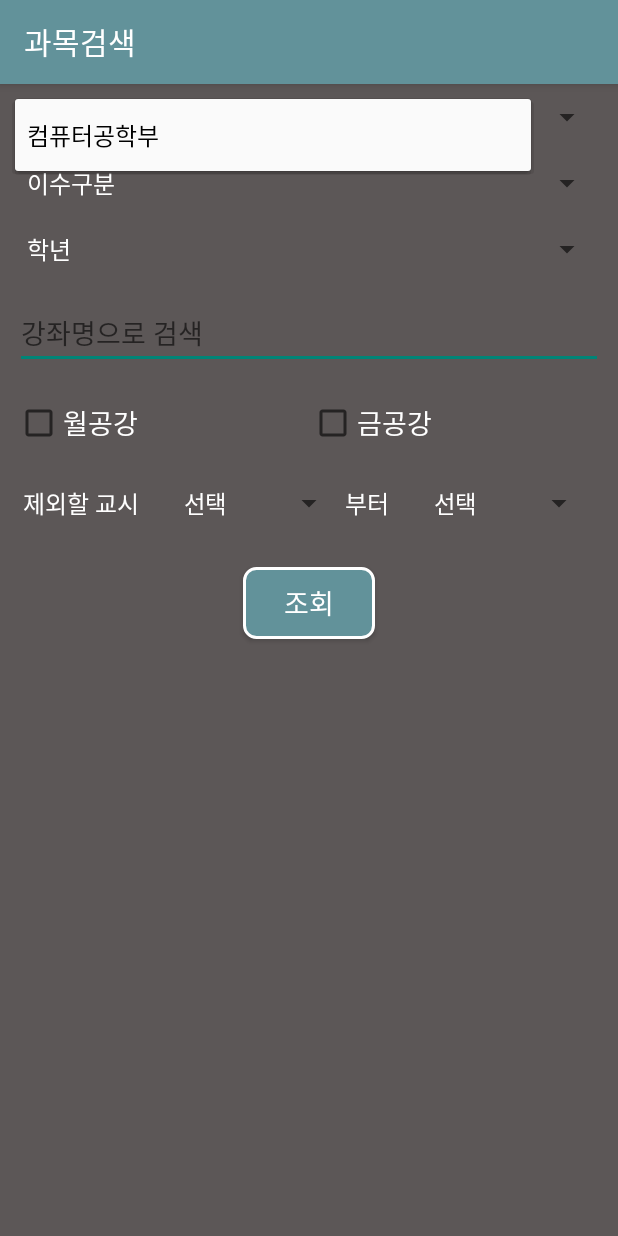
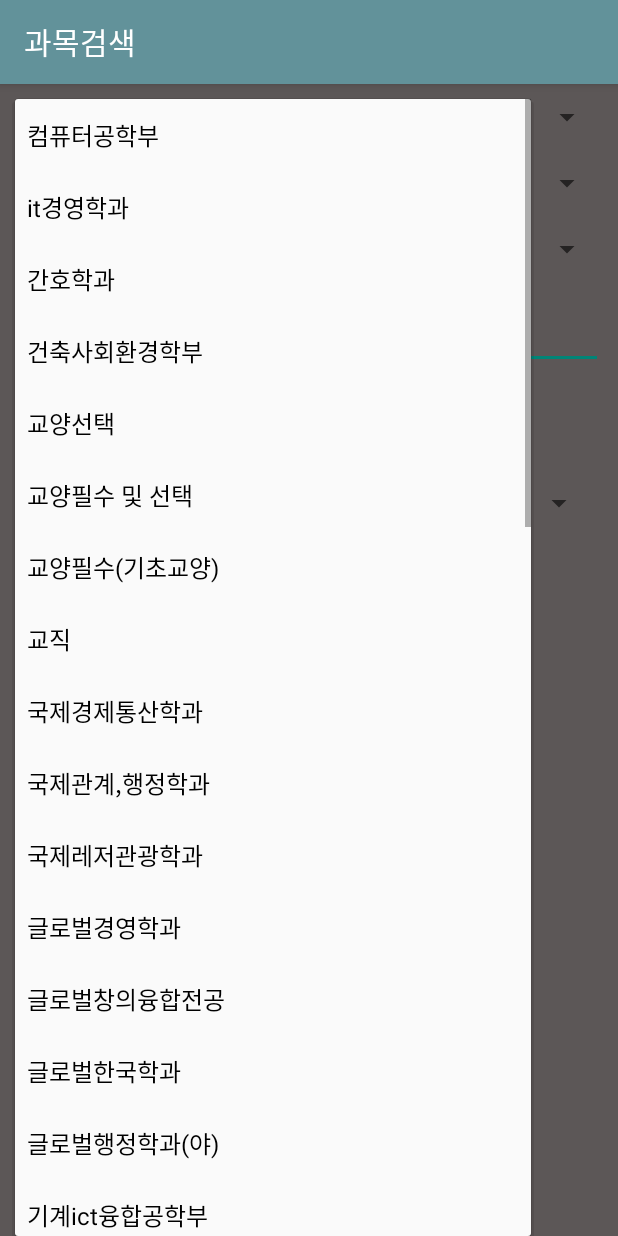
Before and after one commit to tkdyr2/School_Schedule, an Android app: the ResearchClassActivity screen opened directly, with no data from a screen before it, after a tap on "컴퓨터공학부", on a phone screen of 412 x 824 dp. Run offline under Robolectric (Android 15) with nearby library versions, the phone set to English and light mode, and no system bars.

Commit message:
Merge branch 'master' of https://github.com/tkdyr2/School_Schedule
# Conflicts:
#	.idea/caches/build_file_checksums.ser

```diff
--- a/app/src/main/res/values/strings.xml
+++ b/app/src/main/res/values/strings.xml
@@ -20,6 +20,58 @@
     </string-array>
     <string-array name="spi_major_array">
         <item>컴퓨터공학부</item>
+        <item>it경영학과 </item>
+        <item>간호학과  </item>
+        <item>건축사회환경학부 </item>
+        <item>교양선택           </item>
+        <item>교양필수 및 선택          </item>
+        <item>교양필수(기초교양)</item>
+        <item>교직       </item>
+        <item>국제경제통산학과       </item>
+        <item>국제관계,행정학과           </item>
+        <item>국제레저관광학과           </item>
+        <item>글로벌경영학과           </item>
+        <item>글로벌창의융합전공           </item>
+        <item>글로벌한국학과           </item>
+        <item>글로벌행정학과(야)           </item>
+        <item>기계ict융합공학부          </item>
+        <item>기초과학           </item>
+        <item>나노화학과           </item>
+        <item>물리치료학과           </item>
+        <item>미디어커뮤니케이션학과           </item>
+        <item>법.경찰학과           </item>
+        <item>산업경영공학과           </item>
+        <item>상담심리사회복지학과           </item>
+        <item>서비스러닝           </item>
+        <item>스마트자동차공학부           </item>
+        <item>스포츠.과학과           </item>
+        <item>시각디자인학과           </item>
+        <item>식품.수산학부           </item>
+        <item>신소재공학과           </item>
+        <item>역사문화콘텐츠학과           </item>
+        <item>연계전공           </item>
+        <item>외국어자율잔공학과           </item>
+        <item>응급구조학과           </item>
+        <item>이공계열 공통          </item>
+        <item>일반 선택           </item>
+        <item>전자공학과           </item>
+        <item>제약생명학과           </item>
+        <item>졸엄유예자전용           </item>
+        <item>치위생학과           </item>
+        <item>학군단           </item>
+        <item>현장실습           </item>
+        <item>환경생명화학공학과           </item>
+
+
+
+
+
+
+
+
+
+
+
     </string-array>
 
     <string-array name="spi_kindOfClass_array">
```
